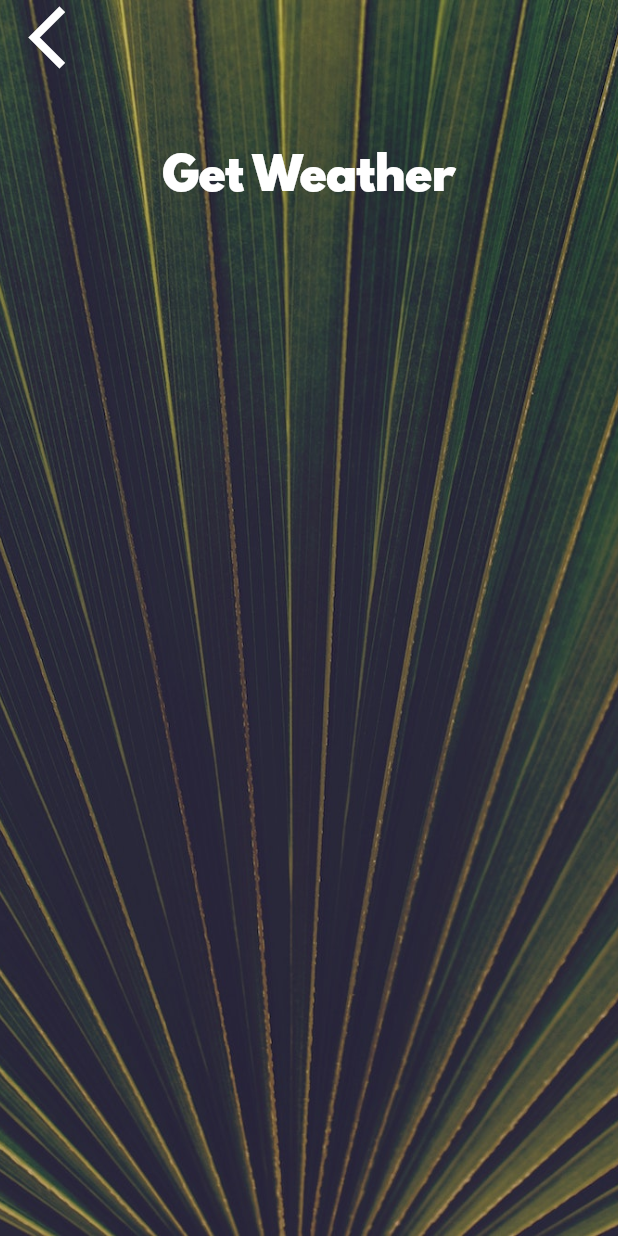
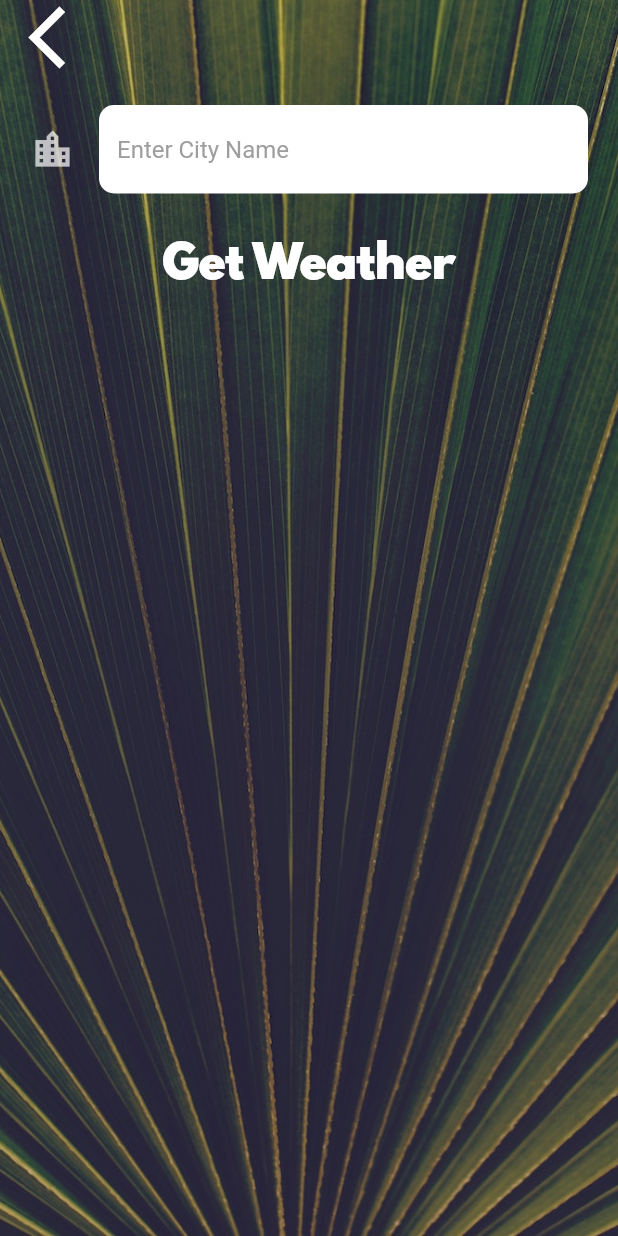
Before and after one commit to jesse-dahl/flutter-weather-app, a Flutter app: the CityScreen screen opened directly, on a phone screen of 412 x 824 dp. Run offline on Flutter 3.47's test engine with Material 2 defaults, Android fonts, the phone set to English and light mode, and no system bars; our stand-ins replace flutter_spinkit, geolocator; network calls fail.

Commit message:
added components to the weather screen

```diff
--- a/lib/screens/city_screen.dart
+++ b/lib/screens/city_screen.dart
@@ -35,7 +35,12 @@ class _CityScreenState extends State<CityScreen> {
               ),
               Container(
                 padding: EdgeInsets.all(20.0),
-                child: null,
+                child: TextField(
+                  style: TextStyle(
+                    color: Colors.black,
+                  ),
+                  decoration: kTextFieldInputDecoration,
+                ),
               ),
               FlatButton(
                 onPressed: () {},
--- a/lib/utilities/constants.dart
+++ b/lib/utilities/constants.dart
@@ -18,3 +18,20 @@ const kButtonTextStyle = TextStyle(
 const kConditionTextStyle = TextStyle(
   fontSize: 80.0,
 );
+
+const kTextFieldInputDecoration = InputDecoration(
+  filled: true,
+  fillColor: Colors.white,
+  icon: Icon(
+    Icons.location_city,
+    size: 30.0,
+  ),
+  hintText: 'Enter City Name',
+  hintStyle: TextStyle(
+    color: Colors.grey,
+  ),
+  border: OutlineInputBorder(
+    borderRadius: BorderRadius.all(Radius.circular(10.0)),
+    borderSide: BorderSide.none,
+  ),
+);
```
